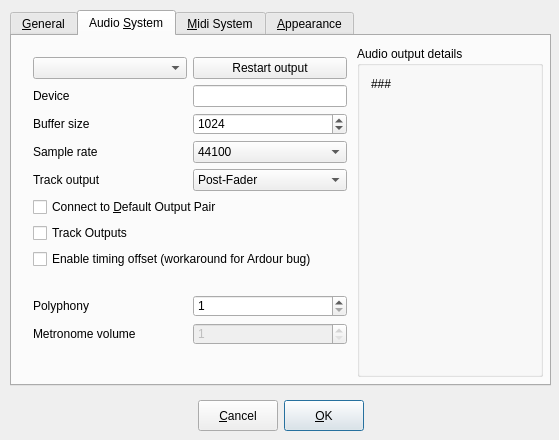
Old version of the form gui/src/UI/PreferencesDialog_UI.ui in the repository hydrogen-music/hydrogen.
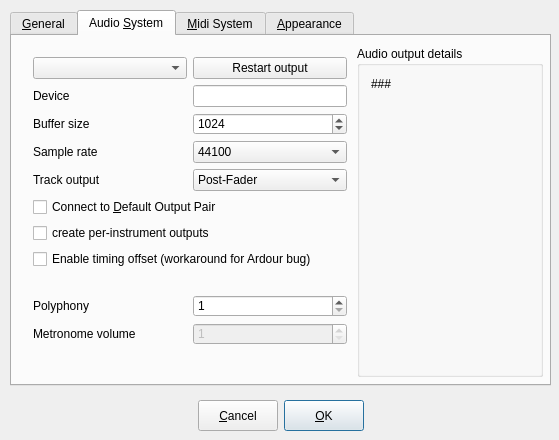
New version of the form. The open tabs and pages were chosen to show the change. Custom widgets are drawn as their Qt base class.

What changed in the file:
```diff
--- a/gui/src/UI/PreferencesDialog_UI.ui
+++ b/gui/src/UI/PreferencesDialog_UI.ui
@@ -446,7 +446,7 @@
         <item>
          <widget class="QCheckBox" name="trackOutsCheckBox" >
           <property name="text" >
-           <string>Track Outputs</string>
+           <string>create per-instrument outputs</string>
           </property>
           <property name="shortcut" >
            <string>Alt+D</string>
```
